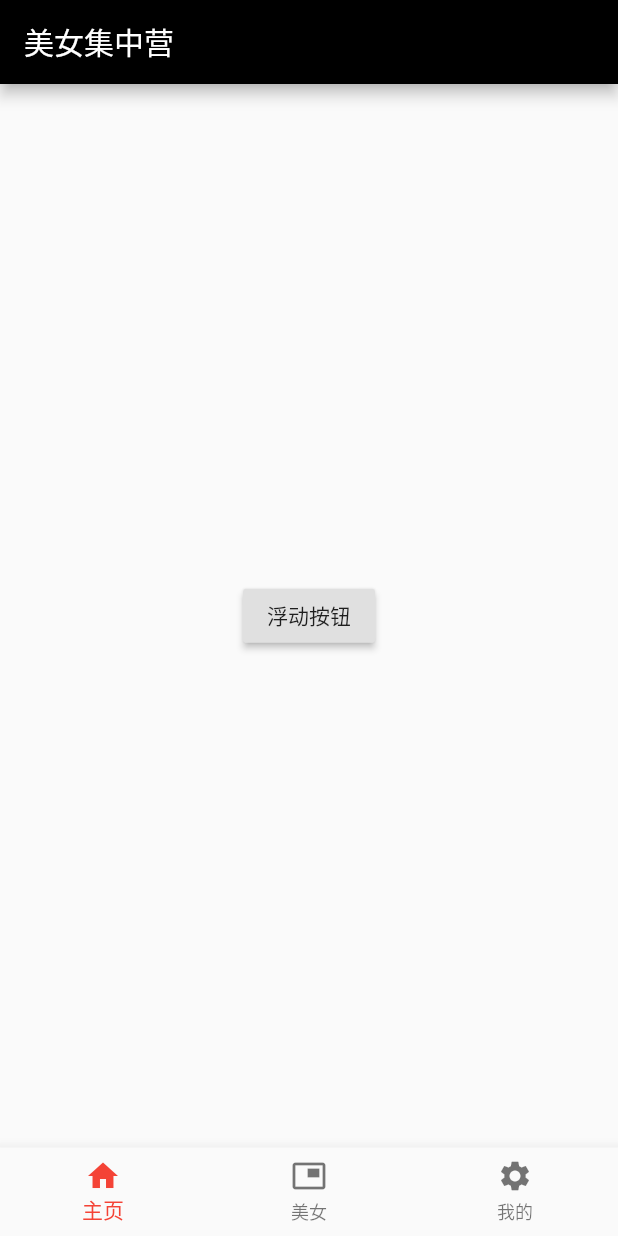
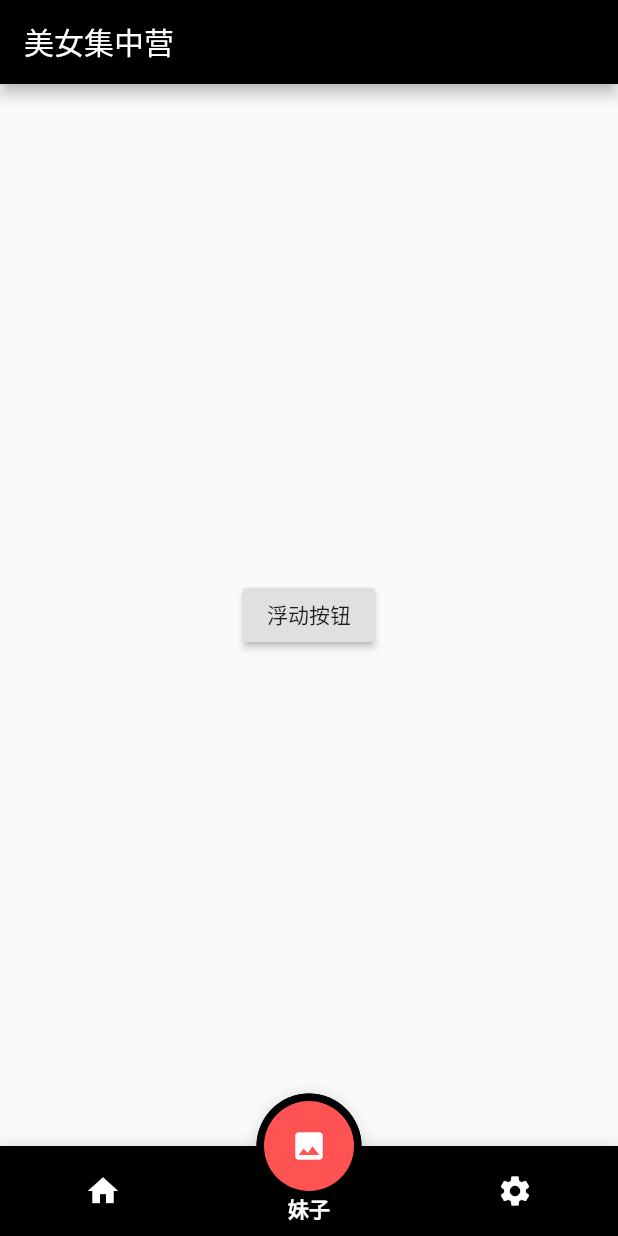
Before and after one commit to yang448189597/photo_altas, a Flutter app: the screen it shows after launch, on a phone screen of 412 x 824 dp. Run offline on Flutter 3.47's test engine with Material 2 defaults, Android fonts, the phone set to English and light mode, and no system bars; drawn by our look-alikes of fancy_bottom_navigation; our stand-ins replace carousel_slider, dio, fluttertoast, shared_preferences.

Commit message:
changed bottom bar style

```diff
--- a/lib/Home_Pages/picture_page.dart
+++ b/lib/Home_Pages/picture_page.dart
@@ -20,9 +20,9 @@ class PicturePageState extends State<PicturePage>
         title: Text('美女'),
         bottom: TabBar(
             controller: _controller,
-            indicatorColor: Colors.red[600],
+            indicatorColor: Colors.redAccent,
             indicatorWeight: 3.0,
-            labelColor: Colors.red[600],
+            labelColor: Colors.redAccent,
             unselectedLabelColor: Colors.white,
             tabs: [
               Tab(text: '日榜',),
--- a/lib/Home_Widget/bottomNavgtionBar.dart
+++ b/lib/Home_Widget/bottomNavgtionBar.dart
@@ -2,6 +2,8 @@ import 'package:flutter/material.dart';
 import 'package:photo_atlas/Home_Pages/home_page.dart';
 import 'package:photo_atlas/Home_Pages/picture_page.dart';
 import 'package:photo_atlas/Home_Pages/settings_page.dart';
+
+import 'package:fancy_bottom_navigation/fancy_bottom_navigation.dart';
 
 // Demo 2
 class BottomBar extends StatelessWidget {
@@ -28,58 +30,39 @@ class _BottomNavigationWidgetState extends State<BottomNavigationWidget> {
 
   @override
   void initState() {
-    listWidget
-      ..add(HomePage())
-      ..add(PicturePage())
-      ..add(SettingPage());
+    listWidget..add(HomePage())..add(PicturePage())..add(SettingPage());
 
     super.initState();
   }
 
   @override
   Widget build(BuildContext context) {
-    return Scaffold(
-        body: listWidget[_currentIndex],
-        bottomNavigationBar: BottomNavigationBar(
-          items: [
-            BottomNavigationBarItem(
-                icon: Icon(
-                  Icons.home,
-                ),
-                title: Text(
-                  '主页',
-                  style: TextStyle(color: _bottomColor),
-                )),
-            BottomNavigationBarItem(
-                icon: Icon(
-                  Icons.picture_in_picture,
-                ),
-                title: Text(
-                  '美女',
-                  style: TextStyle(color: _bottomColor),
-                )),
-            BottomNavigationBarItem(
-                icon: Icon(
-                  Icons.settings,
-                ),
-                title: Text(
-                  '我的',
-                  style: TextStyle(color: _bottomColor),
-                )),
-          ],
-
-          //  底部导航索引
-          currentIndex: _currentIndex,
-
-          fixedColor: Colors.red,
-
-          //  添加底部导航的点击事件
-          onTap: (int index){
-            setState(() {
-              // 切换页面 相对应页面的Index
-              _currentIndex = index;
-            });
-          },
-        ));
+    return SafeArea(
+      child: Scaffold(
+          body: listWidget[_currentIndex],
+          bottomNavigationBar: FancyBottomNavigation(
+            tabs: [
+              TabData(
+                  iconData: Icons.home,
+                  title: "主页",
+                  onclick: () {}),
+              TabData(
+                  iconData: Icons.image,
+                  title: "妹子",
+                  onclick: () {}),
+              TabData(iconData: Icons.settings, title: "设置")
+            ],
+            initialSelection: 1,
+            circleColor: Colors.redAccent,
+            barBackgroundColor: Colors.black,
+            textColor: Colors.white,
+            inactiveIconColor: Colors.white,
+            onTabChangedListener: (position) {
+              setState(() {
+                _currentIndex = position;
+              });
+            },
+          )),
+    );
   }
 }
--- a/lib/Me_Pages/favorite_page.dart
+++ b/lib/Me_Pages/favorite_page.dart
@@ -55,9 +55,7 @@ class FavoriteListState extends State<FavoriteList> {
             Map<String, dynamic> data = json.decode(_data[index]);
 
             return InkWell(
-             onTap: (){},
-              child: GestureDetector(
-                onTap: () {
+             onTap: (){
                // 跳转 图片详情页面
                Navigator.of(context)
                    .push(new MaterialPageRoute(builder: (context) {
@@ -68,8 +66,9 @@ class FavoriteListState extends State<FavoriteList> {
                    pictureTitle: data['pictureListTitle'].toString(),
                  );
                }));
+             },
+              child: GestureDetector(
 
-                },
                 child: Dismissible(
                   key: new Key(itemDat),
                   onDismissed: (direction) {
--- a/pubspec.yaml
+++ b/pubspec.yaml
@@ -36,6 +36,7 @@ dependencies:
 
   path_provider: ^0.5.0
 
+  fancy_bottom_navigation: ^0.3.2
   provide: ^1.0.2 #数据管理层
 
 dev_dependencies:
```
Also changed, not shown: pubspec.lock. Lines whose indentation alone changed are shown as unchanged.
